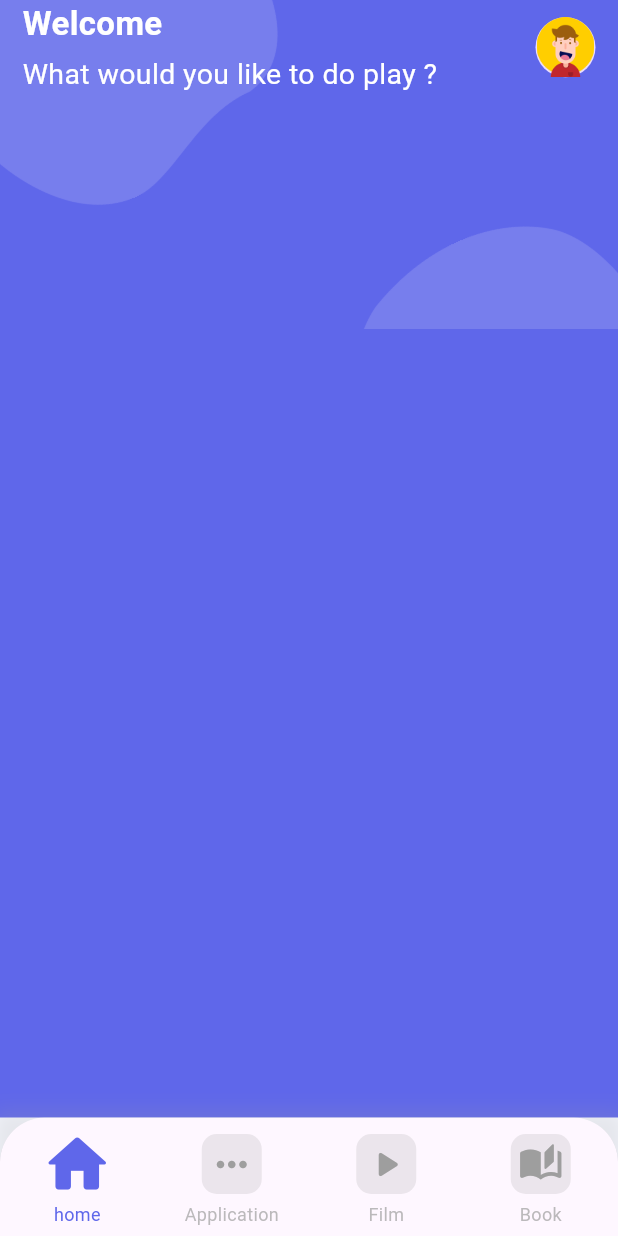
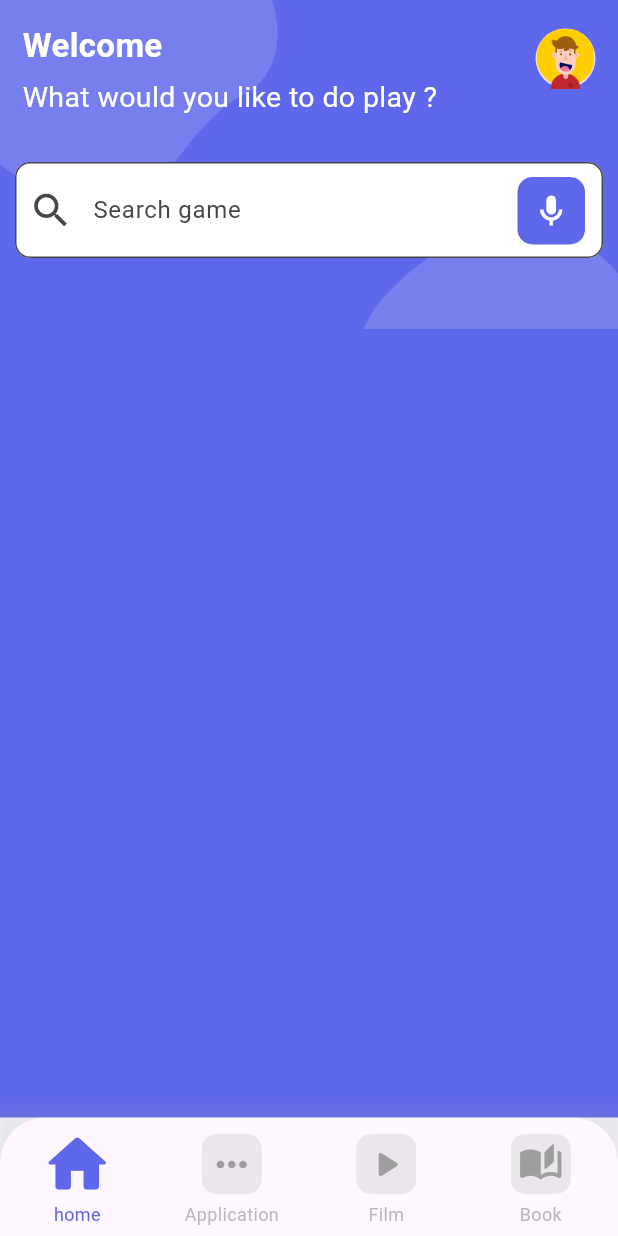
Before and after one commit to jeannotds/design-game-flutter, a Flutter app: the screen it shows after launch, on a phone screen of 412 x 824 dp. Run offline on Flutter 3.47's test engine with Material 3 defaults, Android fonts, the phone set to English and light mode, and no system bars.

Commit message:
create search

```diff
--- a/lib/pages/home/home.dart
+++ b/lib/pages/home/home.dart
@@ -1,4 +1,5 @@
 import 'package:ecommerce/pages/home/widget/header.dart';
+import 'package:ecommerce/pages/home/widget/search.dart';
 import 'package:flutter/material.dart';
 
 class HomePage extends StatelessWidget {
@@ -31,9 +32,7 @@ class HomePage extends StatelessWidget {
                   ),
                 )),
             const Column(
-              children: [
-                HeaderSection(),
-              ],
+              children: [HeaderSection(), SearchSelection()],
             )
           ],
         ),
--- a/lib/pages/home/widget/header.dart
+++ b/lib/pages/home/widget/header.dart
@@ -19,13 +19,17 @@ class HeaderSection extends StatelessWidget {
             crossAxisAlignment: CrossAxisAlignment
                 .start, // permet de decaler les elements en au debut
             children: [
+              SizedBox(
+                height: 15,
+              ),
               Text(
                 "Welcome",
                 // TextStyle Permet de manipuler le texte
                 style: TextStyle(
-                    color: Colors.white,
-                    fontWeight: FontWeight.bold,
-                    fontSize: 22),
+                  color: Colors.white,
+                  fontWeight: FontWeight.bold,
+                  fontSize: 22,
+                ),
               ),
               SizedBox(
                 height: 5,
--- a/lib/pages/home/widget/search.dart
+++ b/lib/pages/home/widget/search.dart
@@ -0,0 +1,55 @@
+import 'package:flutter/material.dart';
+
+class SearchSelection extends StatelessWidget {
+  const SearchSelection({super.key});
+
+  @override
+  Widget build(BuildContext context) {
+    return Container(
+      // color: Colors.red,
+      // height: 300,
+      padding:
+          const EdgeInsetsDirectional.symmetric(horizontal: 10, vertical: 30),
+      child: Stack(
+        children: [
+          TextField(
+            decoration: InputDecoration(
+                fillColor: Colors.white,
+                filled: true,
+                border: OutlineInputBorder(
+                  borderRadius: BorderRadius.circular((10)),
+                  borderSide: const BorderSide(
+                    color: Colors.black,
+                    width: 0,
+                  ),
+                ),
+                contentPadding:
+                    const EdgeInsets.symmetric(horizontal: 20, vertical: 20),
+                prefixIcon: const Icon(
+                  Icons.search_outlined,
+                  size: 30,
+                ),
+                //Placeholder
+                hintText: 'Search game'),
+          ),
+          Positioned(
+              //positionner l element à droite
+              top: 10,
+              right: 12,
+              child: Container(
+                height: 45,
+                width: 45,
+                decoration: BoxDecoration(
+                    borderRadius: BorderRadius.circular(10),
+                    color: const Color(0xFF5F67EA)),
+                child: const Icon(
+                  Icons.mic_outlined,
+                  color: Colors.white,
+                  size: 25,
+                ),
+              ))
+        ],
+      ),
+    );
+  }
+}
```
